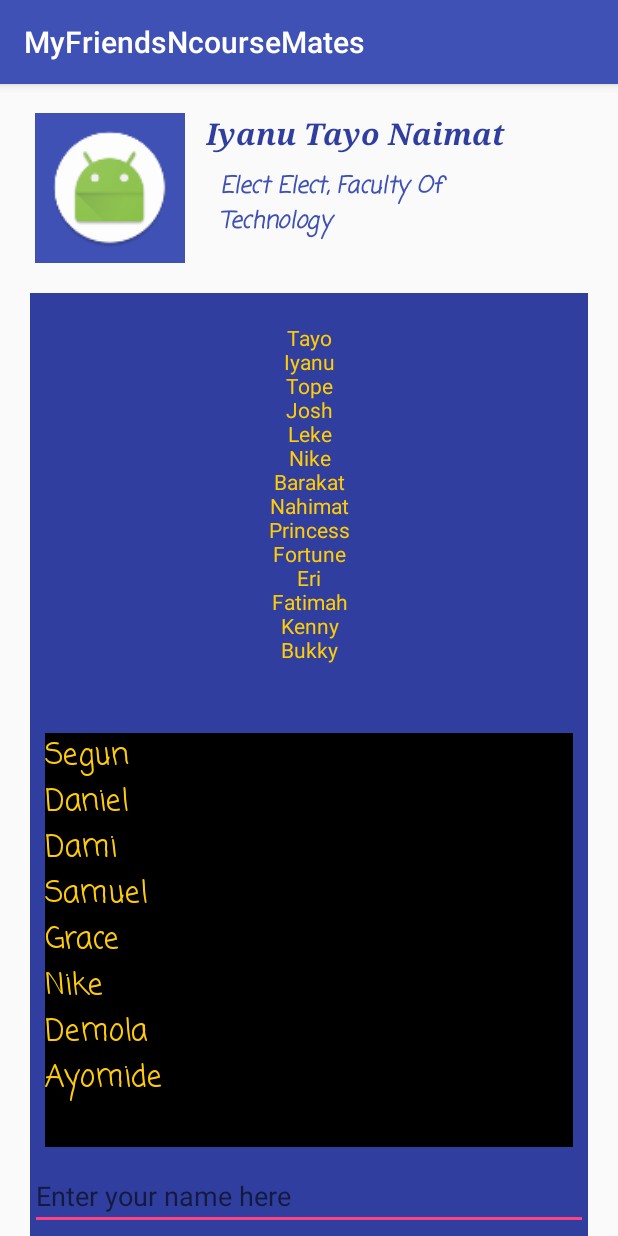
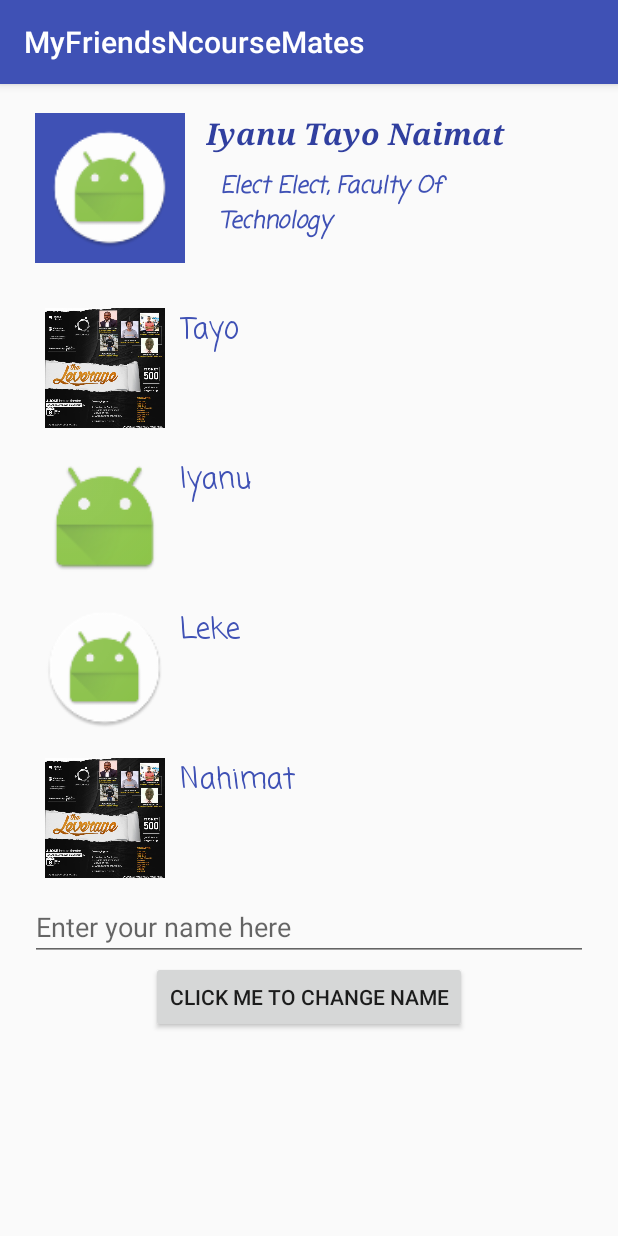
Before and after one commit to Lekky71/soc-my-friends, an Android app: the screen it shows after launch (MainActivity), on a phone screen of 412 x 824 dp. Run offline under Robolectric (Android 15) with nearby library versions, the phone set to English and light mode, and no system bars.

Commit message:
after recycler view

```diff
--- a/app/build.gradle
+++ b/app/build.gradle
@@ -25,6 +25,9 @@ dependencies {
         exclude group: 'com.android.support', module: 'support-annotations'
     })
     compile 'com.android.support:appcompat-v7:26.+'
+    compile 'com.android.support:design:26.+'
     compile 'com.android.support.constraint:constraint-layout:1.0.2'
+    compile 'com.android.support:support-v4:26.+'
+
     testCompile 'junit:junit:4.12'
 }
--- /dev/null
+++ b/app/src/main/java/com/socandroid/myfriends/Friend.java
@@ -0,0 +1,27 @@
+package com.socandroid.myfriends;
+
+/**
+ * Created by oluwalekefakorede on 11/09/2017.
+ */
+
+public class Friend {
+    private String name;
+    private int pictureDrawable;
+
+    public Friend(String name, int pic){
+        this.name = name;
+        pictureDrawable = pic;
+    }
+    public void setName(String friendName){
+        name = friendName;
+    }
+    public String getName(){
+        return name;
+    }
+    public void setPictureDrawable(int pic){
+        pictureDrawable = pic;
+    }
+    public int getPictureDrawable(){
+        return pictureDrawable;
+    }
+}
--- a/app/src/main/java/com/socandroid/myfriends/FriendsAdapter.java
+++ b/app/src/main/java/com/socandroid/myfriends/FriendsAdapter.java
@@ -1,10 +1,55 @@
 package com.socandroid.myfriends;
 
-import android.widget.AdapterView;
+import android.content.Context;
+import android.support.v7.widget.RecyclerView;
+import android.view.LayoutInflater;
+import android.view.View;
+import android.view.ViewGroup;
+import android.widget.ImageView;
+import android.widget.TextView;
+
+import java.util.ArrayList;
 
 /**
  * Created by oluwalekefakorede on 11/09/2017.
  */
 
-public class FriendsAdapter extends  {
+public class FriendsAdapter extends RecyclerView.Adapter<FriendsAdapter.FriendsViewHolder> {
+    ArrayList<Friend> myFriends; //An arraylist of our friends
+    Context mContext; //context
+
+    //this is a constructor
+    public FriendsAdapter(Context context, ArrayList<Friend> friends){
+        mContext = context;
+        myFriends = friends;
+    }
+    @Override
+    public FriendsViewHolder onCreateViewHolder(ViewGroup parent, int viewType) {
+        LayoutInflater inflater = LayoutInflater.from(mContext);
+        View view = inflater.inflate(R.layout.each_friend_view,parent,false);
+        return new FriendsViewHolder(view);
+    }
+
+    @Override //What this does is to read each index of the arraylist and attach it to the place holder
+    public void onBindViewHolder(FriendsViewHolder holder, int position) {
+        String friendName = myFriends.get(position).getName();
+        int picture = myFriends.get(position).getPictureDrawable();
+        holder.friendImageView.setImageResource(picture);
+        holder.friendNameTextView.setText(friendName);
+    }
+
+    @Override
+    public int getItemCount() {
+        return myFriends.size();
+    }
+
+    public class FriendsViewHolder extends RecyclerView.ViewHolder {
+        ImageView friendImageView;
+        TextView friendNameTextView;
+        public FriendsViewHolder(View itemView) {
+            super(itemView);
+            friendImageView = itemView.findViewById(R.id.friend_image_view);
+            friendNameTextView = itemView.findViewById(R.id.name_of_friend_text_view);
+        }
+    }
 }
--- a/app/src/main/java/com/socandroid/myfriends/MainActivity.java
+++ b/app/src/main/java/com/socandroid/myfriends/MainActivity.java
@@ -1,40 +1,42 @@
 package com.socandroid.myfriends;
 
+import android.content.Context;
 import android.support.v7.app.AppCompatActivity;
 import android.os.Bundle;
+import android.support.v7.widget.LinearLayoutManager;
+import android.support.v7.widget.RecyclerView;
 import android.view.View;
 import android.widget.Button;
 import android.widget.EditText;
 import android.widget.ImageView;
 import android.widget.TextView;
 
+import java.util.ArrayList;
+
 public class MainActivity extends AppCompatActivity {
     ImageView profileImageView;
-    TextView nameTextView, departTextView, nameOfFriendsTextView;
+    TextView nameTextView, departTextView;
     EditText myNameEditText;
-    TextView cousemateTextView;
     Button changeNameButton;
-    String [] nameOfMyFriends = {"Tayo","Iyanu", "Tope", "Josh","Leke","Nike","Barakat","Nahimat",
-            "Princess","Fortune","Eri","Fatimah","Kenny","Bukky"};
-    String[] nameCourseMates = {"Segun","Daniel","Dami","Samuel","Grace","Nike","Demola","Ayomide"};
+    RecyclerView mRecyclerView;
+    FriendsAdapter friendsAdapter;
+    String [] nameOfMyFriends = {"Tayo","Iyanu","Leke","Nahimat"};
+    int [] friendPictures = {R.mipmap.the_levarage_pic,R.mipmap.ic_launcher,
+            R.mipmap.ic_launcher_round,R.mipmap.the_levarage_pic};
+    ArrayList<Friend> friends;
+    Context myContext;
     @Override
     protected void onCreate(Bundle savedInstanceState) {
         super.onCreate(savedInstanceState);
         setContentView(R.layout.activity_main);
+        myContext = getBaseContext();
+        friends = new ArrayList<>();
         profileImageView = (ImageView) findViewById(R.id.profileImageView);
         nameTextView = (TextView) findViewById(R.id.NameTextView);
         departTextView = (TextView) findViewById(R.id.departmentTextView);
-        nameOfFriendsTextView = (TextView) findViewById(R.id.names_of_friends_text_view);
-        cousemateTextView = (TextView) findViewById(R.id.name_of_course_mates_text_view);
         myNameEditText = (EditText) findViewById(R.id.nameChangeEditText);
         changeNameButton = (Button) findViewById(R.id.change_name_button);
 //        nameTextView.setText("SOC ANDROID");
-        for(int i = 0;i<nameOfMyFriends.length;i++){
-            nameOfFriendsTextView.setText(nameOfFriendsTextView.getText()+ nameOfMyFriends[i]+"\n");
-        }
-        for(int i = 0; i< nameCourseMates.length;i++){
-           cousemateTextView.setText(cousemateTextView.getText()+ nameCourseMates[i] +"\n");
-        }
 
         //what we want the listener to do is to get the text of the EditText and set it to the text of the NameTextView
         changeNameButton.setOnClickListener(new View.OnClickListener() {
@@ -44,5 +46,16 @@ public class MainActivity extends AppCompatActivity {
                 nameTextView.setText(name);
             }
         });
+        for(int i = 0; i<nameOfMyFriends.length;i++){
+            Friend myFriend = new Friend(nameOfMyFriends[i],friendPictures[i]);
+            friends.add(myFriend);
+        }
+        mRecyclerView = (RecyclerView) findViewById(R.id.friends_recycler_view);
+        friendsAdapter = new FriendsAdapter(myContext,friends);
+        RecyclerView.LayoutManager layoutManager = new LinearLayoutManager(this);
+        layoutManager.setAutoMeasureEnabled(true);
+        mRecyclerView.setLayoutManager(layoutManager);
+        mRecyclerView.setAdapter(friendsAdapter);
+
     }
 }
--- a/app/src/main/res/layout/activity_main.xml
+++ b/app/src/main/res/layout/activity_main.xml
@@ -57,28 +57,15 @@
         android:layout_width="match_parent"
         android:layout_marginLeft="20dp"
         android:layout_marginRight="20dp"
-        android:background="@color/colorPrimaryDark"
         android:layout_height="wrap_content"
         android:layout_below="@id/profileImageView"
         android:layout_marginTop="20dp"
         android:orientation="vertical">
 
-        <TextView
-            android:id="@+id/names_of_friends_text_view"
+        <android.support.v7.widget.RecyclerView
             android:layout_width="match_parent"
-            android:gravity="center"
-            android:layout_margin="20dp"
-            android:textColor="@color/colorYellow"
-            android:layout_height="wrap_content" />
-        <TextView
-            android:id="@+id/name_of_course_mates_text_view"
-            android:layout_width="match_parent"
-            android:layout_margin="10dp"
-            android:fontFamily="casual"
-            android:textColor="@color/colorYellow"
-            android:textSize="20sp"
-            android:background="@color/colorBlack"
-            android:layout_height="wrap_content" />
+            android:layout_height="wrap_content"
+            android:id="@+id/friends_recycler_view"/>
 
         <EditText
             android:id="@+id/nameChangeEditText"
--- a/app/src/main/res/layout/each_freiend_view.xml
+++ b/app/src/main/res/layout/each_friend_view.xml
@@ -12,7 +12,7 @@
 
     <TextView
         android:layout_marginTop="10dp"
-        android:id="@+id/names_of_friend_text_view"
+        android:id="@+id/name_of_friend_text_view"
         android:layout_width="wrap_content"
         android:layout_height="wrap_content"
         android:layout_weight="1"
```
